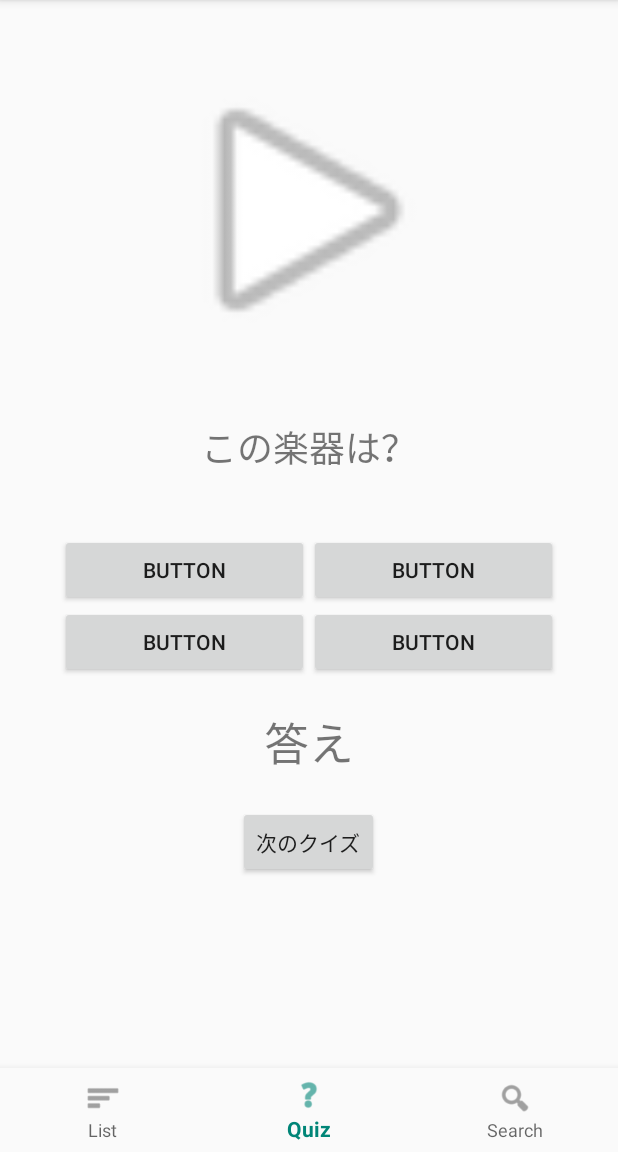
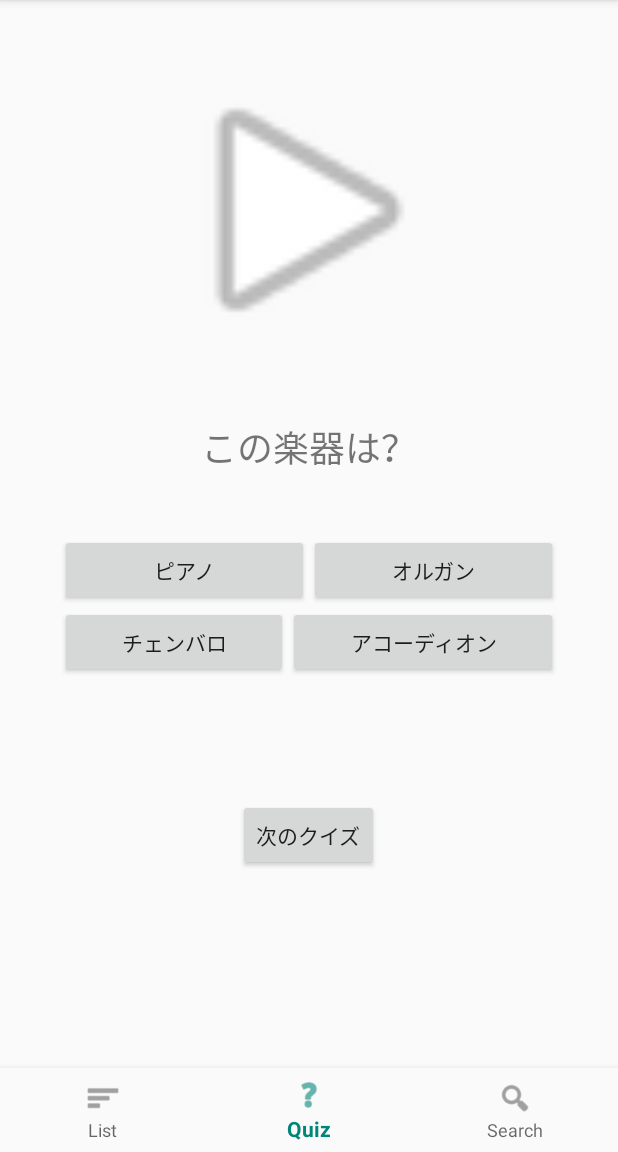
Before and after one commit to bk1411389/musical_instrument, an Android app: the screen it shows after launch (MainActivity), item 2 of the bottom bar chosen, on a phone screen of 412 x 824 dp, the part 84-1236 px from its top. Run offline under Robolectric (Android 15) with nearby library versions, the phone set to English and light mode, and no system bars.

Commit message:
クイズ一旦完成

```diff
--- a/app/src/main/AndroidManifest.xml
+++ b/app/src/main/AndroidManifest.xml
@@ -9,11 +9,11 @@
             android:roundIcon="@mipmap/ic_launcher_round"
             android:supportsRtl="true"
             android:theme="@style/AppTheme">
-        <activity android:name=".ListFlagment">
+        <activity android:name=".ListFragment">
         </activity>
-        <activity android:name=".SearchFlagment">
+        <activity android:name=".SearchFragment">
         </activity>
-        <activity android:name=".QuizFlagment">
+        <activity android:name=".QuizFragment">
         </activity>
         <activity
                 android:name=".MainActivity"
--- a/app/src/main/java/com/lifeistech/android/musicalinstrument/InstListAdapter.kt
+++ b/app/src/main/java/com/lifeistech/android/musicalinstrument/InstListAdapter.kt
@@ -2,6 +2,7 @@ package com.lifeistech.android.musicalinstrument
 
 import android.content.Context
 import android.media.AudioManager
+import android.media.MediaPlayer
 import android.media.SoundPool
 import android.support.v7.widget.RecyclerView
 import android.view.LayoutInflater
@@ -14,7 +15,7 @@ import values.Inst
 class InstListAdapter(private val context: Context, private val instList: List<Inst>) :
     RecyclerView.Adapter<InstListAdapter.InstListViewHolder>() {
 
-            private val sound : SoundPool = SoundPool(1, AudioManager.STREAM_MUSIC, 0)
+    private val mediaPlayer:MediaPlayer = MediaPlayer.create(context, R.raw.piano)
 
     class InstListViewHolder(view: View) : RecyclerView.ViewHolder(view) {
         val imageView: ImageView = view.findViewById(R.id.imageView)
@@ -30,8 +31,8 @@ class InstListAdapter(private val context: Context, private val instList: List<I
     override fun onBindViewHolder(holder: InstListViewHolder, position: Int) {
         holder.imageView.setImageResource(instList[position].imageId)
         holder.explainView.text = instList[position].name
-//            holder.playView.setOnClickListener {
-//                sound.play
-//            }
+        holder.playView.setOnClickListener {
+            mediaPlayer.start()
         }
     }
+}
--- a/app/src/main/java/com/lifeistech/android/musicalinstrument/ListFlagment.kt
+++ b/app/src/main/java/com/lifeistech/android/musicalinstrument/ListFragment.kt
@@ -1,8 +1,6 @@
 package com.lifeistech.android.musicalinstrument
 
 import android.content.Context
-import android.media.AudioManager
-import android.media.SoundPool
 import android.os.Bundle
 import android.support.v4.app.Fragment
 import android.support.v7.widget.LinearLayoutManager
@@ -10,10 +8,9 @@ import android.support.v7.widget.RecyclerView
 import android.view.LayoutInflater
 import android.view.View
 import android.view.ViewGroup
-import kotlinx.android.synthetic.main.flagment_list.*
 import values.Inst
 
-class ListFlagment : Fragment() {
+class ListFragment : Fragment() {
     val instList = mutableListOf<Inst>()
 
     override fun onCreateView(inflater: LayoutInflater, container: ViewGroup?, savedInstanceState: Bundle?): View? {
@@ -22,9 +19,11 @@ class ListFlagment : Fragment() {
         val cxt : Context = view.context
         val recyclerView = view.findViewById<RecyclerView>(R.id.recyclerView)
 
-        for (i in 0..10) {
-            instList.add(Inst(R.drawable.music_piano, "piano", R.raw.VSQ_JINGLE_030_logo_piano))
-        }
+        instList.add(Inst(R.drawable.music_piano, "ピアノ", R.raw.piano))
+        instList.add(Inst(R.drawable.music_banjo, "バンジョー", R.raw.banjo))
+        instList.add(Inst(R.drawable.music_tenor_saxophone, "サックス", R.raw.tenor_sax))
+        instList.add(Inst(R.drawable.music_tynpani, "ティンパニー", R.raw.tynpani))
+        instList.add(Inst(R.drawable.music_viola, "ヴィオラ", R.raw.viola))
 
         recyclerView.adapter = InstListAdapter(cxt, instList)
         recyclerView.layoutManager = LinearLayoutManager(cxt)
--- a/app/src/main/java/com/lifeistech/android/musicalinstrument/MainActivity.kt
+++ b/app/src/main/java/com/lifeistech/android/musicalinstrument/MainActivity.kt
@@ -6,24 +6,23 @@ import android.support.v7.app.AppCompatActivity
 
 class MainActivity : AppCompatActivity() {
 
-    //private lateinit var textMessage: TextView
     private val onNavigationItemSelectedListener = BottomNavigationView.OnNavigationItemSelectedListener { item ->
         when (item.itemId) {
             R.id.navigation_list -> {
                 supportFragmentManager.beginTransaction()
-                    .replace(R.id.linearLayout, ListFlagment())
+                    .replace(R.id.linearLayout, ListFragment())
                     .commit()
                 return@OnNavigationItemSelectedListener true
             }
             R.id.navigation_quiz -> {
                 supportFragmentManager.beginTransaction()
-                    .replace(R.id.linearLayout, QuizFlagment())
+                    .replace(R.id.linearLayout, QuizFragment())
                     .commit()
                 return@OnNavigationItemSelectedListener true
             }
             R.id.navigation_search -> {
                 supportFragmentManager.beginTransaction()
-                    .replace(R.id.linearLayout, SearchFlagment())
+                    .replace(R.id.linearLayout, SearchFragment())
                     .commit()
                 return@OnNavigationItemSelectedListener true
             }
@@ -40,7 +39,7 @@ class MainActivity : AppCompatActivity() {
 
         //初期表示
         supportFragmentManager.beginTransaction()
-            .replace(R.id.linearLayout, ListFlagment())
+            .replace(R.id.linearLayout, ListFragment())
             .commit()
     }
 }
--- a/app/src/main/java/com/lifeistech/android/musicalinstrument/QuizFlagment.kt
+++ /dev/null
@@ -1,13 +0,0 @@
-package com.lifeistech.android.musicalinstrument
-
-import android.os.Bundle
-import android.support.v4.app.Fragment
-import android.view.LayoutInflater
-import android.view.View
-import android.view.ViewGroup
-
-class QuizFlagment : Fragment() {
-    override fun onCreateView(inflater: LayoutInflater, container: ViewGroup?, savedInstanceState: Bundle?): View? {
-        return  inflater.inflate(R.layout.flagment_quiz, container, false)
-    }
-}
--- /dev/null
+++ b/app/src/main/java/com/lifeistech/android/musicalinstrument/QuizFragment.kt
@@ -0,0 +1,151 @@
+package com.lifeistech.android.musicalinstrument
+
+import android.media.MediaPlayer
+import android.os.Bundle
+import android.support.v4.app.Fragment
+import android.view.LayoutInflater
+import android.view.View
+import android.view.ViewGroup
+import android.view.Gravity
+import android.widget.Button
+import android.widget.ImageView
+import android.widget.TextView
+import android.widget.Toast
+import kotlinx.android.synthetic.main.flagment_quiz.*
+import kotlinx.android.synthetic.main.flagment_quiz.view.*
+import kotlin.collections.ArrayList
+
+
+class QuizFragment : Fragment() {
+    private val question_list: ArrayList<Question> = arrayListOf()
+    private var question_num: Int = 0
+    private var current = 0
+    // 現在の問題
+    private var current_question: Question = Question("","","","", 0)
+
+    private var imageView: ImageView? = null
+    private var button1: Button? = null
+    private var button2: Button? = null
+    private var button3: Button? = null
+    private var button4: Button? = null
+    private var nextButton: Button? = null
+
+    var mediaPlayer: MediaPlayer = MediaPlayer()
+
+    override fun onCreateView(inflater: LayoutInflater, container: ViewGroup?, savedInstanceState: Bundle?): View? =
+        inflater.inflate(R.layout.flagment_quiz, container, false)
+
+    override fun onViewCreated(view: View, savedInstanceState: Bundle?) {
+        imageView = this.view!!.findViewById(R.id.playView) as ImageView
+        button1 = this.view!!.findViewById(R.id.button1) as Button
+        button2 = this.view!!.findViewById(R.id.button2) as Button
+        button3 = this.view!!.findViewById(R.id.button3) as Button
+        button4 = this.view!!.findViewById(R.id.button4) as Button
+        val answerView = this.view!!.findViewById(R.id.answerView) as TextView
+        nextButton = this.view!!.findViewById(R.id.nextButton) as Button
+        makeQuestion()
+        startQuestion()
+
+        // クイズに答えたらtoastを表示して、次の問題を出す
+        button1?.setOnClickListener{
+            answerView.text = click(view.button1.text.toString())
+        }
+        button2?.setOnClickListener{
+            answerView.text = click(view.button2.text.toString())
+        }
+        button3?.setOnClickListener{
+            answerView.text = click(view.button3.text.toString())
+        }
+        button4?.setOnClickListener{
+            answerView.text = click(view.button4.text.toString())
+        }
+        nextButton?.setOnClickListener{
+            nextQuestion()
+        }
+    }
+
+    private fun makeQuestion() {
+        val q1 = Question("ピアノ", "オルガン", "アコーディオン", "チェンバロ", R.raw.piano)
+        val q2 = Question("バンジョー", "ギター", "ベース", "ウクレレ", R.raw.banjo)
+        val q3 = Question("テナーサックス", "バリトンサックス", "アルトサックス", "ソプラノサックス", R.raw.tenor_sax)
+        val q4 = Question("ヴィオラ","バイオリン","チェロ","コントラバス",R.raw.viola)
+        val q5 = Question("ティンパニー","バスドラム","タブラ","タム",R.raw.tynpani)
+        question_list.add(q1)
+        question_list.add(q2)
+        question_list.add(q3)
+        question_list.add(q4)
+        question_list.add(q5)
+    }
+
+    private fun startQuestion() {
+        question_num = question_list.size
+        nextQuestion()
+    }
+
+    private fun nextQuestion() {
+        answerView.text = ""
+        if (current >= question_num) {
+            // 次の問題がもう無い時
+            toastMake("クイズはこれで全部だよ！", 0, 600)
+            makeQuestion()
+            startQuestion()
+            return
+        }
+
+        current_question = question_list[current]
+
+        val choice_text = current_question.getChoices()
+        playView?.setOnClickListener {
+            mediaPlayer = MediaPlayer.create(context, current_question.getMusic())
+            mediaPlayer.start()
+        }
+        mediaPlayer.stop()
+        button1?.text = choice_text[0]
+        button2?.text = choice_text[1]
+        button3?.text = choice_text[2]
+        button4?.text = choice_text[3]
+
+        current += 1
+    }
+
+    private fun toastMake(message: String, x: Int, y: Int) {
+        val toast = Toast.makeText(context, message, Toast.LENGTH_LONG)
+        // 位置調整
+        toast.setGravity(Gravity.CENTER, x, y)
+        toast.show()
+    }
+
+    // ボタンがタップされた時に呼ばれるイベントリスナー
+    private fun click(answer: String) :String{
+        //右辺にボタン内のテキスト入れたい
+        val text: String
+        if (answer == current_question._answer) {
+            //正解時の処理 toast表示
+            text = "正解！！"
+        }else{
+            text = "不正解！"
+        }
+        return text
+    }
+
+    class Question(answer: String, wrong_1: String, wrong_2: String, wrong_3: String, music: Int){
+        var _answer: String = answer
+        var _wrong_1: String = wrong_1
+        var _wrong_2: String = wrong_2
+        var _wrong_3: String = wrong_3
+        var _music: Int = music
+
+        // シャッフルした問題の選択肢を返すメソッド
+        fun getChoices(): List<String> {
+            // ボタンの位置をランダムにする
+            val list = listOf(_answer, _wrong_1, _wrong_2, _wrong_3)
+            val shuffuled : List<String> = list.shuffled()
+
+            return shuffuled
+        }
+
+        fun getMusic(): Int{
+            return _music
+        }
+    }
+}
--- a/app/src/main/java/com/lifeistech/android/musicalinstrument/SearchFlagment.kt
+++ b/app/src/main/java/com/lifeistech/android/musicalinstrument/SearchFragment.kt
@@ -6,7 +6,7 @@ import android.view.LayoutInflater
 import android.view.View
 import android.view.ViewGroup
 
-class SearchFlagment : Fragment() {
+class SearchFragment : Fragment() {
 
     override fun onCreateView(inflater: LayoutInflater, container: ViewGroup?, savedInstanceState: Bundle?): View? {
         return  inflater.inflate(R.layout.flagment_search, container, false)
--- a/app/src/main/res/layout/activity_main.xml
+++ b/app/src/main/res/layout/activity_main.xml
@@ -3,11 +3,18 @@
         xmlns:android="http://schemas.android.com/apk/res/android"
         xmlns:app="http://schemas.android.com/apk/res-auto"
         xmlns:tools="http://schemas.android.com/tools"
-        android:id="@+id/linearLayout"
         android:layout_width="match_parent"
         android:layout_height="match_parent"
         tools:context=".MainActivity" android:orientation="vertical">
 
+    <LinearLayout
+            android:orientation="vertical"
+            android:layout_width="match_parent"
+            android:layout_height="0dp" android:id="@+id/linearLayout"
+            app:layout_constraintTop_toTopOf="parent"
+            app:layout_constraintBottom_toTopOf="@+id/nav_view" android:gravity="top"
+            app:layout_constraintEnd_toEndOf="parent" app:layout_constraintStart_toStartOf="parent">
+    </LinearLayout>
     <android.support.design.widget.BottomNavigationView
             android:id="@+id/nav_view"
             android:layout_width="match_parent"
--- a/app/src/main/res/layout/flagment_list.xml
+++ b/app/src/main/res/layout/flagment_list.xml
@@ -5,7 +5,7 @@
         xmlns:app="http://schemas.android.com/apk/res-auto"
         android:layout_width="match_parent"
         android:layout_height="match_parent"
-        tools:context=".ListFlagment" android:orientation="vertical" android:id="@+id/linearLayout">
+        tools:context=".ListFragment" android:orientation="vertical" android:id="@+id/linearLayout">
 
     <android.support.v7.widget.RecyclerView
             android:layout_width="match_parent"
--- a/app/src/main/res/layout/flagment_quiz.xml
+++ b/app/src/main/res/layout/flagment_quiz.xml
@@ -5,12 +5,12 @@
         xmlns:app="http://schemas.android.com/apk/res-auto"
         android:layout_width="match_parent"
         android:layout_height="match_parent"
-        tools:context=".QuizFlagment" android:orientation="vertical" android:id="@+id/linearLayout">
+        tools:context=".QuizFragment" android:orientation="vertical" android:id="@+id/linearLayout">
 
     <ImageView
             android:layout_width="200dp"
             android:layout_height="200dp" app:srcCompat="@android:drawable/ic_media_play"
-            android:id="@+id/imageView2" android:layout_margin="40dp" android:layout_gravity="center"/>
+            android:id="@+id/playView" android:layout_margin="40dp" android:layout_gravity="center"/>
     <TextView
             android:text="この楽器は？"
             android:layout_width="match_parent"
@@ -24,7 +24,7 @@
         <Button
                 android:text="Button"
                 android:layout_width="wrap_content"
-                android:layout_height="wrap_content" android:id="@+id/button" android:layout_weight="1"/>
+                android:layout_height="wrap_content" android:id="@+id/button1" android:layout_weight="1"/>
         <Button
                 android:text="Button"
                 android:layout_width="wrap_content"
@@ -45,7 +45,6 @@
                 android:layout_height="wrap_content" android:id="@+id/button4" android:layout_weight="1"/>
     </LinearLayout>
     <TextView
-            android:text="答え"
             android:layout_width="match_parent"
             android:layout_height="wrap_content" android:id="@+id/answerView" android:textSize="30sp"
             android:textAlignment="center"/>
```
Also changed, not shown: app/src/main/res/layout/flagment_search.xml (+4 -3 lines), app/src/main/res/layout/items.xml (+4 -4 lines), 6 other files. Lines whose indentation alone changed are shown as unchanged.
